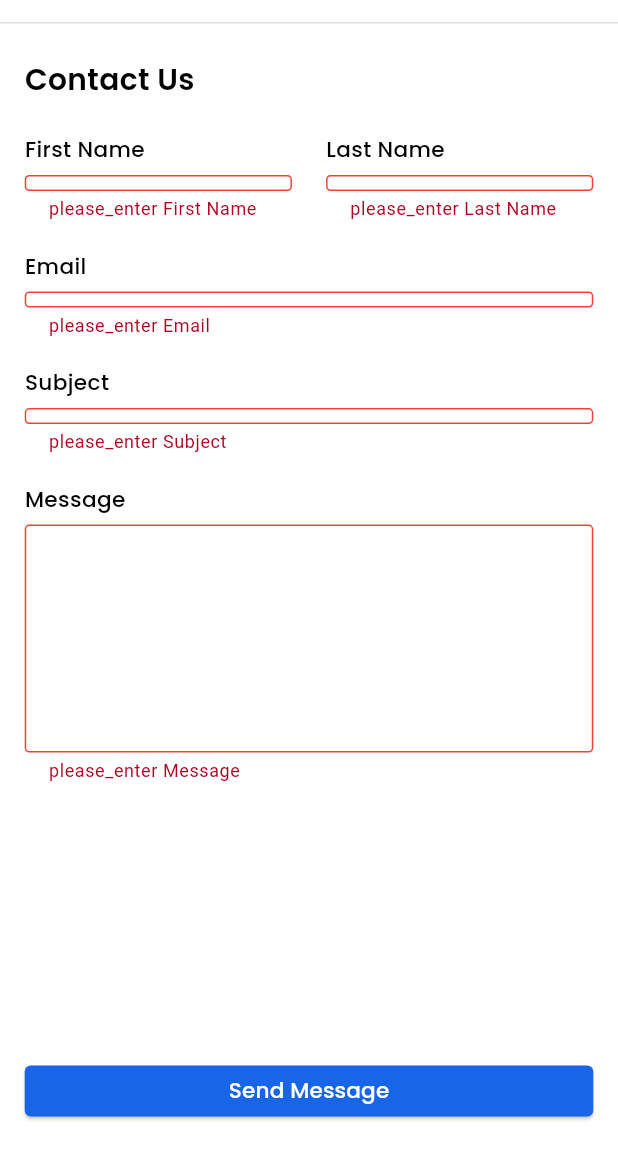
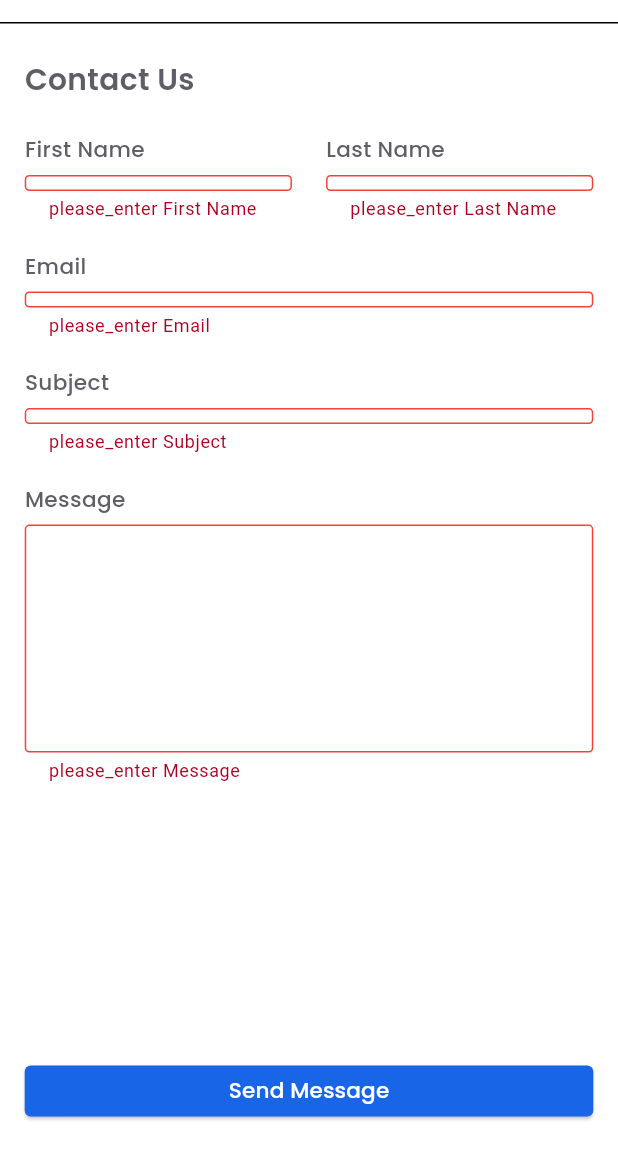
Before and after one commit to Salma28-zahran/streamore_app, a Flutter app: the ContactUsScreen screen opened by its route, after a tap on "Send Message", on a phone screen of 412 x 824 dp, the part 62-1236 px from its top. Run offline on Flutter 3.47's test engine with Material 3 defaults, Android fonts, the phone set to English and light mode, and no system bars; our stand-ins replace dropdown_button2, easy_localization, flutter_colorpicker, font_awesome_flutter, google_fonts, permission_handler; missing offline and left inert: flutter_sound.

Commit message:
Update contact us screen

```diff
--- a/lib/screens/stream/drawer/contact_us_screen.dart
+++ b/lib/screens/stream/drawer/contact_us_screen.dart
@@ -36,11 +36,12 @@ class _ContactUsScreenState extends State<ContactUsScreen> {
   Widget build(BuildContext context) {
     final media = MediaQuery.of(context).size;
     const hasNotification = false;
+    final theme = Theme.of(context);
 
     return Scaffold(
       resizeToAvoidBottomInset: false,
       drawer: MainDrawer(),
-      appBar: _buildAppBar(media, hasNotification),
+      appBar: _buildAppBar(media, hasNotification, theme),
       body: SafeArea(
         child: LayoutBuilder(
           builder: (context, constraints) {
@@ -69,6 +70,7 @@ class _ContactUsScreenState extends State<ContactUsScreen> {
                           style: GoogleFonts.poppins(
                             fontSize: constraints.maxWidth * 0.048,
                             fontWeight: FontWeight.w600,
+                            color: theme.textTheme.bodyLarge?.color,
                           ),
                         ),
                         SizedBox(height: constraints.maxHeight * 0.03),
@@ -76,31 +78,30 @@ class _ContactUsScreenState extends State<ContactUsScreen> {
                           mainAxisAlignment: MainAxisAlignment.spaceBetween,
                           children: [
                             SizedBox(
-                              width:
-                                  (constraints.maxWidth - padding * 2) * 0.47,
+                              width: (constraints.maxWidth - padding * 2) * 0.47,
                               child: _buildField(
                                 label: 'first_name'.tr(),
                                 controller: _controllers['first_name'.tr()]!,
                                 fontSize: fontSize,
                                 labelFont: labelFont,
                                 height: fieldHeight,
+                                theme: theme,
                               ),
                             ),
                             SizedBox(width: padding * 0.06),
                             SizedBox(
-                              width:
-                                  (constraints.maxWidth - padding * 2) * 0.47,
+                              width: (constraints.maxWidth - padding * 2) * 0.47,
                               child: _buildField(
                                 label: 'last_name'.tr(),
                                 controller: _controllers['last_name'.tr()]!,
                                 fontSize: fontSize,
                                 labelFont: labelFont,
                                 height: fieldHeight,
+                                theme: theme,
                               ),
                             ),
                           ],
                         ),
-
                         for (final label in ['email'.tr(), 'subject'.tr()])
                           _buildField(
                             label: label,
@@ -108,6 +109,7 @@ class _ContactUsScreenState extends State<ContactUsScreen> {
                             fontSize: fontSize,
                             labelFont: labelFont,
                             height: fieldHeight,
+                            theme: theme,
                           ),
                         _buildField(
                           label: 'message'.tr(),
@@ -116,9 +118,10 @@ class _ContactUsScreenState extends State<ContactUsScreen> {
                           labelFont: labelFont,
                           height: fieldHeight * 3,
                           maxLines: 6,
+                          theme: theme,
                         ),
                         const Spacer(),
-                        _buildSendButton(fontSize),
+                        _buildSendButton(fontSize, theme),
                         SizedBox(height: constraints.maxHeight * 0.05),
                       ],
                     ),
@@ -132,16 +135,16 @@ class _ContactUsScreenState extends State<ContactUsScreen> {
     );
   }
 
-  AppBar _buildAppBar(Size media, bool hasNotification) {
+  AppBar _buildAppBar(Size media, bool hasNotification, ThemeData theme) {
     return AppBar(
-      backgroundColor: Colors.white,
+      backgroundColor: theme.appBarTheme.backgroundColor,
       elevation: 0,
       title: Text(
         "Streamore",
         style: GoogleFonts.poppins(
           fontSize: media.width * 0.05,
           fontWeight: FontWeight.bold,
-          color: Colors.black,
+          color: theme.appBarTheme.foregroundColor,
         ),
       ),
       actions: [
@@ -152,7 +155,7 @@ class _ContactUsScreenState extends State<ContactUsScreen> {
               Icon(
                 FontAwesomeIcons.bell,
                 size: media.width * 0.055,
-                color: Color(0xff1865E8),
+                color: theme.primaryColor,
               ),
               if (hasNotification)
                 Positioned(
@@ -173,26 +176,32 @@ class _ContactUsScreenState extends State<ContactUsScreen> {
       ],
       bottom: PreferredSize(
         preferredSize: const Size.fromHeight(1),
-        child: Divider(height: 1, thickness: 1, color: Colors.grey.shade300),
+        child: Divider(
+          height: 1,
+          thickness: 1,
+          color: theme.dividerColor,
+        ),
       ),
     );
   }
 
-  Widget _buildSendButton(double fontSize) {
+  Widget _buildSendButton(double fontSize, ThemeData theme) {
     return SizedBox(
       width: double.infinity,
       height: 34,
       child: ElevatedButton(
         onPressed: () {
           if (_formKey.currentState!.validate()) {
-            ScaffoldMessenger.of(
-              context,
-            ).showSnackBar( SnackBar(content: Text('message_sent'.tr())));
+            ScaffoldMessenger.of(context).showSnackBar(
+              SnackBar(content: Text('message_sent'.tr())),
+            );
           }
         },
         style: ElevatedButton.styleFrom(
-          backgroundColor: const Color(0xff1865E8),
-          shape: RoundedRectangleBorder(borderRadius: BorderRadius.circular(4)),
+          backgroundColor: theme.primaryColor,
+          shape: RoundedRectangleBorder(
+            borderRadius: BorderRadius.circular(4),
+          ),
         ),
         child: Text(
           'send_message'.tr(),
@@ -212,6 +221,7 @@ class _ContactUsScreenState extends State<ContactUsScreen> {
     required double fontSize,
     required double labelFont,
     required double height,
+    required ThemeData theme,
     int maxLines = 1,
   }) {
     return Padding(
@@ -224,6 +234,7 @@ class _ContactUsScreenState extends State<ContactUsScreen> {
             style: GoogleFonts.poppins(
               fontSize: labelFont,
               fontWeight: FontWeight.w500,
+              color: theme.textTheme.bodyLarge?.color,
             ),
           ),
           const SizedBox(height: 6),
@@ -232,30 +243,32 @@ class _ContactUsScreenState extends State<ContactUsScreen> {
             child: TextFormField(
               controller: controller,
               maxLines: maxLines,
-              style: GoogleFonts.poppins(fontSize: fontSize),
+              style: GoogleFonts.poppins(
+                fontSize: fontSize,
+                color: theme.textTheme.bodyLarge?.color,
+              ),
               validator: (value) {
                 if (value == null || value.trim().isEmpty) {
                   return 'please_enter $label'.tr();
                 }
                 if (label == 'email' &&
-                    !RegExp(
-                      r'^[\w-\.]+@([\w-]+\.)+[\w-]{2,4}\$',
-                    ).hasMatch(value)) {
+                    !RegExp(r'^[\w-\.]+@([\w-]+\.)+[\w-]{2,4}$')
+                        .hasMatch(value)) {
                   return 'enter_a_valid_email_address'.tr();
                 }
                 return null;
               },
               decoration: InputDecoration(
                 filled: true,
-                fillColor: Colors.white,
+                fillColor: theme.cardColor,
                 contentPadding: const EdgeInsets.symmetric(
                   horizontal: 12,
                   vertical: 10,
                 ),
-                border: _inputBorder(),
-                focusedBorder: _inputBorder(color: const Color(0xff1865E8)),
-                errorBorder: _inputBorder(color: Colors.red),
-                focusedErrorBorder: _inputBorder(color: Colors.red),
+                border: _inputBorder(theme.dividerColor),
+                focusedBorder: _inputBorder(theme.primaryColor),
+                errorBorder: _inputBorder(Colors.red),
+                focusedErrorBorder: _inputBorder(Colors.red),
               ),
             ),
           ),
@@ -264,7 +277,7 @@ class _ContactUsScreenState extends State<ContactUsScreen> {
     );
   }
 
-  OutlineInputBorder _inputBorder({Color color = const Color(0xFF5E5E66)}) {
+  OutlineInputBorder _inputBorder(Color color) {
     return OutlineInputBorder(
       borderRadius: BorderRadius.circular(3),
       borderSide: BorderSide(color: color, width: 1),
```
